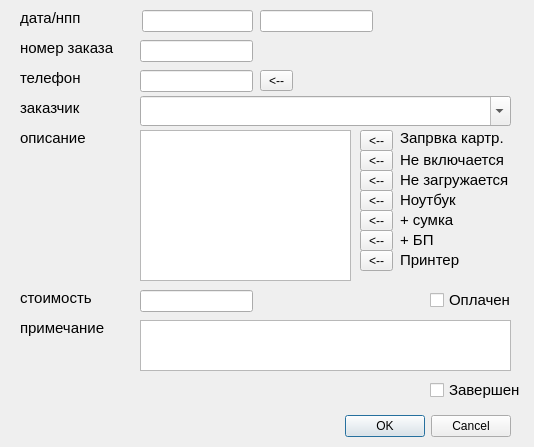
Above: newdial.ui from leoneii/ixjournal before the change. Below: the same form after it.
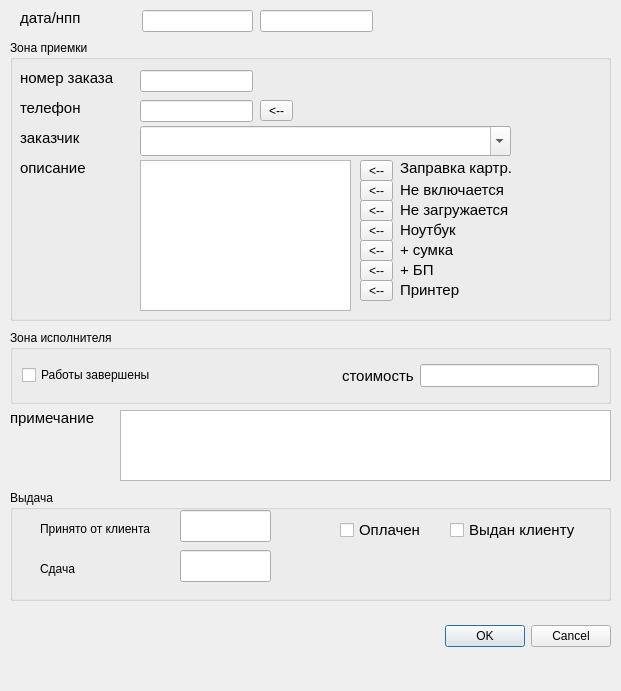
That is the form after the change.

```diff
--- a/newdial.ui
+++ b/newdial.ui
@@ -6,8 +6,8 @@
    <rect>
     <x>0</x>
     <y>0</y>
-    <width>534</width>
-    <height>447</height>
+    <width>621</width>
+    <height>691</height>
    </rect>
   </property>
   <property name="windowTitle">
@@ -16,8 +16,8 @@
   <widget class="QDialogButtonBox" name="buttonBox">
    <property name="geometry">
     <rect>
-     <x>170</x>
-     <y>410</y>
+     <x>270</x>
+     <y>620</y>
      <width>341</width>
      <height>32</height>
     </rect>
@@ -47,65 +47,11 @@
     <string>дата/нпп</string>
    </property>
   </widget>
-  <widget class="QLabel" name="label_numZak">
-   <property name="geometry">
-    <rect>
-     <x>20</x>
-     <y>40</y>
-     <width>101</width>
-     <height>16</height>
-    </rect>
-   </property>
-   <property name="font">
-    <font>
-     <pointsize>11</pointsize>
-    </font>
-   </property>
-   <property name="text">
-    <string>номер заказа</string>
-   </property>
-  </widget>
-  <widget class="QLabel" name="label_zak">
-   <property name="geometry">
-    <rect>
-     <x>20</x>
-     <y>100</y>
-     <width>101</width>
-     <height>16</height>
-    </rect>
-   </property>
-   <property name="font">
-    <font>
-     <pointsize>11</pointsize>
-    </font>
-   </property>
-   <property name="text">
-    <string>заказчик</string>
-   </property>
-  </widget>
-  <widget class="QLabel" name="label_phone">
-   <property name="geometry">
-    <rect>
-     <x>20</x>
-     <y>70</y>
-     <width>61</width>
-     <height>16</height>
-    </rect>
-   </property>
-   <property name="font">
-    <font>
-     <pointsize>11</pointsize>
-    </font>
-   </property>
-   <property name="text">
-    <string>телефон</string>
-   </property>
-  </widget>
   <widget class="QLabel" name="label_prim">
    <property name="geometry">
     <rect>
-     <x>20</x>
-     <y>320</y>
+     <x>10</x>
+     <y>410</y>
      <width>101</width>
      <height>16</height>
     </rect>
@@ -119,78 +65,6 @@
     <string>примечание</string>
    </property>
   </widget>
-  <widget class="QLabel" name="label_cost">
-   <property name="geometry">
-    <rect>
-     <x>20</x>
-     <y>290</y>
-     <width>101</width>
-     <height>16</height>
-    </rect>
-   </property>
-   <property name="font">
-    <font>
-     <pointsize>11</pointsize>
-    </font>
-   </property>
-   <property name="text">
-    <string>стоимость</string>
-   </property>
-  </widget>
-  <widget class="QLabel" name="label_descr">
-   <property name="geometry">
-    <rect>
-     <x>20</x>
-     <y>130</y>
-     <width>81</width>
-     <height>16</height>
-    </rect>
-   </property>
-   <property name="font">
-    <font>
-     <pointsize>11</pointsize>
-    </font>
-   </property>
-   <property name="text">
-    <string>описание</string>
-   </property>
-  </widget>
-  <widget class="QCheckBox" name="checkBox_costYN">
-   <property name="geometry">
-    <rect>
-     <x>430</x>
-     <y>290</y>
-     <width>91</width>
-     <height>20</height>
-    </rect>
-   </property>
-   <property name="font">
-    <font>
-     <pointsize>11</pointsize>
-    </font>
-   </property>
-   <property name="text">
-    <string>Оплачен</string>
-   </property>
-  </widget>
-  <widget class="QCheckBox" name="checkBox_end">
-   <property name="geometry">
-    <rect>
-     <x>430</x>
-     <y>380</y>
-     <width>91</width>
-     <height>20</height>
-    </rect>
-   </property>
-   <property name="font">
-    <font>
-     <pointsize>11</pointsize>
-    </font>
-   </property>
-   <property name="text">
-    <string>Завершен</string>
-   </property>
-  </widget>
   <widget class="QLineEdit" name="lineEdit_dat">
    <property name="geometry">
     <rect>
@@ -209,77 +83,13 @@
     <string/>
    </property>
   </widget>
-  <widget class="QLineEdit" name="lineEdit_numZak">
-   <property name="geometry">
-    <rect>
-     <x>140</x>
-     <y>40</y>
-     <width>113</width>
-     <height>22</height>
-    </rect>
-   </property>
-   <property name="font">
-    <font>
-     <pointsize>10</pointsize>
-    </font>
-   </property>
-   <property name="text">
-    <string/>
-   </property>
-  </widget>
-  <widget class="QLineEdit" name="lineEdit_phone">
-   <property name="geometry">
-    <rect>
-     <x>140</x>
-     <y>70</y>
-     <width>113</width>
-     <height>22</height>
-    </rect>
-   </property>
-   <property name="font">
-    <font>
-     <pointsize>10</pointsize>
-    </font>
-   </property>
-   <property name="text">
-    <string/>
-   </property>
-  </widget>
-  <widget class="QTextEdit" name="textEdit_descryption">
-   <property name="geometry">
-    <rect>
-     <x>140</x>
-     <y>130</y>
-     <width>211</width>
-     <height>151</height>
-    </rect>
-   </property>
-  </widget>
-  <widget class="QLineEdit" name="lineEdit_costSum">
-   <property name="geometry">
-    <rect>
-     <x>140</x>
-     <y>290</y>
-     <width>113</width>
-     <height>22</height>
-    </rect>
-   </property>
-   <property name="font">
-    <font>
-     <pointsize>10</pointsize>
-    </font>
-   </property>
-   <property name="text">
-    <string/>
-   </property>
-  </widget>
   <widget class="QTextEdit" name="textEdit_prim">
    <property name="geometry">
     <rect>
-     <x>140</x>
-     <y>320</y>
-     <width>371</width>
-     <height>51</height>
+     <x>120</x>
+     <y>410</y>
+     <width>491</width>
+     <height>71</height>
     </rect>
    </property>
   </widget>
@@ -293,11 +103,114 @@
     </rect>
    </property>
   </widget>
+  <widget class="QGroupBox" name="groupBox">
+   <property name="geometry">
+    <rect>
+     <x>10</x>
+     <y>330</y>
+     <width>601</width>
+     <height>74</height>
+    </rect>
+   </property>
+   <property name="title">
+    <string>Зона исполнителя</string>
+   </property>
+   <layout class="QHBoxLayout" name="horizontalLayout">
+    <item>
+     <widget class="QCheckBox" name="checkBox_WorkEnd">
+      <property name="text">
+       <string>Работы завершены</string>
+      </property>
+     </widget>
+    </item>
+    <item>
+     <spacer name="horizontalSpacer">
+      <property name="orientation">
+       <enum>Qt::Horizontal</enum>
+      </property>
+      <property name="sizeHint" stdset="0">
+       <size>
+        <width>168</width>
+        <height>20</height>
+       </size>
+      </property>
+     </spacer>
+    </item>
+    <item>
+     <widget class="QLabel" name="label_cost">
+      <property name="font">
+       <font>
+        <pointsize>11</pointsize>
+       </font>
+      </property>
+      <property name="text">
+       <string>стоимость</string>
+      </property>
+     </widget>
+    </item>
+    <item>
+     <widget class="QLineEdit" name="lineEdit_costSum">
+      <property name="font">
+       <font>
+        <pointsize>10</pointsize>
+       </font>
+      </property>
+      <property name="text">
+       <string/>
+      </property>
+     </widget>
+    </item>
+   </layout>
+  </widget>
+  <widget class="QGroupBox" name="groupBox_2">
+   <property name="geometry">
+    <rect>
+     <x>10</x>
+     <y>40</y>
+     <width>601</width>
+     <height>281</height>
+    </rect>
+   </property>
+   <property name="title">
+    <string>Зона приемки</string>
+   </property>
+   <widget class="QToolButton" name="toolButton_textFrom1">
+    <property name="geometry">
+     <rect>
+      <x>350</x>
+      <y>120</y>
+      <width>33</width>
+      <height>21</height>
+     </rect>
+    </property>
+    <property name="toolTip">
+     <string>Подставить значение из справочника</string>
+    </property>
+    <property name="text">
+     <string>&lt;--</string>
+    </property>
+   </widget>
+   <widget class="QToolButton" name="toolButton_textFrom5">
+    <property name="geometry">
+     <rect>
+      <x>350</x>
+      <y>180</y>
+      <width>33</width>
+      <height>21</height>
+     </rect>
+    </property>
+    <property name="toolTip">
+     <string>Подставить значение из справочника</string>
+    </property>
+    <property name="text">
+     <string>&lt;--</string>
+    </property>
+   </widget>
   <widget class="QComboBox" name="comboBox_cont">
    <property name="geometry">
     <rect>
-     <x>140</x>
-     <y>96</y>
+      <x>130</x>
+      <y>86</y>
      <width>371</width>
      <height>30</height>
     </rect>
@@ -309,8 +222,8 @@
   <widget class="QToolButton" name="toolButton_phonFromTable">
    <property name="geometry">
     <rect>
-     <x>260</x>
-     <y>70</y>
+      <x>250</x>
+      <y>60</y>
      <width>33</width>
      <height>21</height>
     </rect>
@@ -322,27 +235,21 @@
     <string>&lt;--</string>
    </property>
   </widget>
-  <widget class="QToolButton" name="toolButton_textFrom1">
+   <widget class="QTextEdit" name="textEdit_descryption">
    <property name="geometry">
     <rect>
-     <x>360</x>
-     <y>130</y>
-     <width>33</width>
-     <height>21</height>
-    </rect>
-   </property>
-   <property name="toolTip">
-    <string>Подставить значение из справочника</string>
-   </property>
-   <property name="text">
-    <string>&lt;--</string>
-   </property>
-  </widget>
-  <widget class="QToolButton" name="toolButton_textFrom2">
+      <x>130</x>
+      <y>120</y>
+      <width>211</width>
+      <height>151</height>
+     </rect>
+    </property>
+   </widget>
+   <widget class="QToolButton" name="toolButton_textFrom6">
    <property name="geometry">
     <rect>
-     <x>360</x>
-     <y>150</y>
+      <x>350</x>
+      <y>200</y>
      <width>33</width>
      <height>21</height>
     </rect>
@@ -354,11 +261,11 @@
     <string>&lt;--</string>
    </property>
   </widget>
-  <widget class="QToolButton" name="toolButton_textFrom3">
+   <widget class="QToolButton" name="toolButton_textFrom4">
    <property name="geometry">
     <rect>
-     <x>360</x>
-     <y>170</y>
+      <x>350</x>
+      <y>220</y>
      <width>33</width>
      <height>21</height>
     </rect>
@@ -370,29 +277,11 @@
     <string>&lt;--</string>
    </property>
   </widget>
-  <widget class="QLabel" name="label_zak_2">
-   <property name="geometry">
-    <rect>
-     <x>400</x>
-     <y>130</y>
-     <width>131</width>
-     <height>16</height>
-    </rect>
-   </property>
-   <property name="font">
-    <font>
-     <pointsize>11</pointsize>
-    </font>
-   </property>
-   <property name="text">
-    <string>Запрвка картр.</string>
-   </property>
-  </widget>
   <widget class="QLabel" name="label_zak_3">
    <property name="geometry">
     <rect>
-     <x>400</x>
-     <y>150</y>
+      <x>390</x>
+      <y>140</y>
      <width>121</width>
      <height>20</height>
     </rect>
@@ -406,13 +295,13 @@
     <string>Не включается</string>
    </property>
   </widget>
-  <widget class="QLabel" name="label_zak_4">
+   <widget class="QLabel" name="label_phone">
    <property name="geometry">
     <rect>
-     <x>400</x>
-     <y>170</y>
-     <width>111</width>
-     <height>20</height>
+      <x>10</x>
+      <y>60</y>
+      <width>61</width>
+      <height>16</height>
     </rect>
    </property>
    <property name="font">
@@ -421,14 +310,14 @@
     </font>
    </property>
    <property name="text">
-    <string>Не загружается</string>
-   </property>
-  </widget>
-  <widget class="QToolButton" name="toolButton_textFrom4">
+     <string>телефон</string>
+    </property>
+   </widget>
+   <widget class="QToolButton" name="toolButton_textFrom3">
    <property name="geometry">
     <rect>
-     <x>360</x>
-     <y>230</y>
+      <x>350</x>
+      <y>160</y>
      <width>33</width>
      <height>21</height>
     </rect>
@@ -440,29 +329,29 @@
     <string>&lt;--</string>
    </property>
   </widget>
-  <widget class="QLabel" name="label_zak_5">
+   <widget class="QLineEdit" name="lineEdit_phone">
    <property name="geometry">
     <rect>
-     <x>400</x>
-     <y>230</y>
-     <width>101</width>
-     <height>20</height>
+      <x>130</x>
+      <y>60</y>
+      <width>113</width>
+      <height>22</height>
     </rect>
    </property>
    <property name="font">
     <font>
-     <pointsize>11</pointsize>
+      <pointsize>10</pointsize>
     </font>
    </property>
    <property name="text">
-    <string>+ БП</string>
-   </property>
-  </widget>
-  <widget class="QToolButton" name="toolButton_textFrom6">
+     <string/>
+    </property>
+   </widget>
+   <widget class="QToolButton" name="toolButton_textFrom7">
    <property name="geometry">
     <rect>
-     <x>360</x>
-     <y>210</y>
+      <x>350</x>
+      <y>240</y>
      <width>33</width>
      <height>21</height>
     </rect>
@@ -474,11 +363,29 @@
     <string>&lt;--</string>
    </property>
   </widget>
-  <widget class="QToolButton" name="toolButton_textFrom5">
+   <widget class="QLabel" name="label_descr">
    <property name="geometry">
     <rect>
-     <x>360</x>
-     <y>190</y>
+      <x>10</x>
+      <y>120</y>
+      <width>81</width>
+      <height>16</height>
+     </rect>
+    </property>
+    <property name="font">
+     <font>
+      <pointsize>11</pointsize>
+     </font>
+    </property>
+    <property name="text">
+     <string>описание</string>
+    </property>
+   </widget>
+   <widget class="QToolButton" name="toolButton_textFrom2">
+    <property name="geometry">
+     <rect>
+      <x>350</x>
+      <y>140</y>
      <width>33</width>
      <height>21</height>
     </rect>
@@ -490,13 +397,13 @@
     <string>&lt;--</string>
    </property>
   </widget>
-  <widget class="QLabel" name="label_zak_6">
+   <widget class="QLabel" name="label_zak_2">
    <property name="geometry">
     <rect>
-     <x>400</x>
-     <y>190</y>
-     <width>101</width>
-     <height>20</height>
+      <x>390</x>
+      <y>120</y>
+      <width>131</width>
+      <height>16</height>
     </rect>
    </property>
    <property name="font">
@@ -505,14 +412,14 @@
     </font>
    </property>
    <property name="text">
-    <string>Ноутбук</string>
+     <string>Заправка картр.</string>
    </property>
   </widget>
   <widget class="QLabel" name="label_zak_7">
    <property name="geometry">
     <rect>
-     <x>400</x>
-     <y>210</y>
+      <x>390</x>
+      <y>200</y>
      <width>111</width>
      <height>20</height>
     </rect>
@@ -529,8 +436,8 @@
   <widget class="QLabel" name="label_zak_8">
    <property name="geometry">
     <rect>
-     <x>400</x>
-     <y>250</y>
+      <x>390</x>
+      <y>240</y>
      <width>101</width>
      <height>20</height>
     </rect>
@@ -544,21 +451,212 @@
     <string>Принтер</string>
    </property>
   </widget>
-  <widget class="QToolButton" name="toolButton_textFrom7">
+   <widget class="QLineEdit" name="lineEdit_numZak">
    <property name="geometry">
     <rect>
-     <x>360</x>
-     <y>250</y>
-     <width>33</width>
-     <height>21</height>
-    </rect>
-   </property>
-   <property name="toolTip">
-    <string>Подставить значение из справочника</string>
+      <x>130</x>
+      <y>30</y>
+      <width>113</width>
+      <height>22</height>
+     </rect>
+    </property>
+    <property name="font">
+     <font>
+      <pointsize>10</pointsize>
+     </font>
    </property>
    <property name="text">
-    <string>&lt;--</string>
-   </property>
+     <string/>
+    </property>
+   </widget>
+   <widget class="QLabel" name="label_zak_6">
+    <property name="geometry">
+     <rect>
+      <x>390</x>
+      <y>180</y>
+      <width>101</width>
+      <height>20</height>
+     </rect>
+    </property>
+    <property name="font">
+     <font>
+      <pointsize>11</pointsize>
+     </font>
+    </property>
+    <property name="text">
+     <string>Ноутбук</string>
+    </property>
+   </widget>
+   <widget class="QLabel" name="label_zak_5">
+    <property name="geometry">
+     <rect>
+      <x>390</x>
+      <y>220</y>
+      <width>101</width>
+      <height>20</height>
+     </rect>
+    </property>
+    <property name="font">
+     <font>
+      <pointsize>11</pointsize>
+     </font>
+    </property>
+    <property name="text">
+     <string>+ БП</string>
+    </property>
+   </widget>
+   <widget class="QLabel" name="label_numZak">
+    <property name="geometry">
+     <rect>
+      <x>10</x>
+      <y>30</y>
+      <width>101</width>
+      <height>16</height>
+     </rect>
+    </property>
+    <property name="font">
+     <font>
+      <pointsize>11</pointsize>
+     </font>
+    </property>
+    <property name="text">
+     <string>номер заказа</string>
+    </property>
+   </widget>
+   <widget class="QLabel" name="label_zak_4">
+    <property name="geometry">
+     <rect>
+      <x>390</x>
+      <y>160</y>
+      <width>111</width>
+      <height>20</height>
+     </rect>
+    </property>
+    <property name="font">
+     <font>
+      <pointsize>11</pointsize>
+     </font>
+    </property>
+    <property name="text">
+     <string>Не загружается</string>
+    </property>
+   </widget>
+   <widget class="QLabel" name="label_zak">
+    <property name="geometry">
+     <rect>
+      <x>10</x>
+      <y>90</y>
+      <width>101</width>
+      <height>16</height>
+     </rect>
+    </property>
+    <property name="font">
+     <font>
+      <pointsize>11</pointsize>
+     </font>
+    </property>
+    <property name="text">
+     <string>заказчик</string>
+    </property>
+   </widget>
+  </widget>
+  <widget class="QGroupBox" name="groupBox_3">
+   <property name="geometry">
+    <rect>
+     <x>10</x>
+     <y>490</y>
+     <width>601</width>
+     <height>111</height>
+    </rect>
+   </property>
+   <property name="title">
+    <string>Выдача</string>
+   </property>
+   <widget class="QCheckBox" name="checkBox_end">
+    <property name="geometry">
+     <rect>
+      <x>440</x>
+      <y>30</y>
+      <width>141</width>
+      <height>20</height>
+     </rect>
+    </property>
+    <property name="font">
+     <font>
+      <pointsize>11</pointsize>
+     </font>
+    </property>
+    <property name="text">
+     <string>Выдан клиенту</string>
+    </property>
+   </widget>
+   <widget class="QCheckBox" name="checkBox_costYN">
+    <property name="geometry">
+     <rect>
+      <x>330</x>
+      <y>30</y>
+      <width>91</width>
+      <height>20</height>
+     </rect>
+    </property>
+    <property name="font">
+     <font>
+      <pointsize>11</pointsize>
+     </font>
+    </property>
+    <property name="text">
+     <string>Оплачен</string>
+    </property>
+   </widget>
+   <widget class="QLineEdit" name="lineEdit_clientCash">
+    <property name="geometry">
+     <rect>
+      <x>170</x>
+      <y>20</y>
+      <width>91</width>
+      <height>32</height>
+     </rect>
+    </property>
+   </widget>
+   <widget class="QLabel" name="label">
+    <property name="geometry">
+     <rect>
+      <x>30</x>
+      <y>30</y>
+      <width>131</width>
+      <height>18</height>
+     </rect>
+    </property>
+    <property name="text">
+     <string>Принято от клиента</string>
+    </property>
+   </widget>
+   <widget class="QLabel" name="label_2">
+    <property name="geometry">
+     <rect>
+      <x>30</x>
+      <y>70</y>
+      <width>58</width>
+      <height>18</height>
+     </rect>
+    </property>
+    <property name="text">
+     <string>Сдача</string>
+    </property>
+   </widget>
+   <widget class="QLineEdit" name="lineEdit_clientRefund">
+    <property name="geometry">
+     <rect>
+      <x>170</x>
+      <y>60</y>
+      <width>91</width>
+      <height>32</height>
+     </rect>
+    </property>
+    <property name="inputMethodHints">
+     <set>Qt::ImhFormattedNumbersOnly</set>
+    </property>
+   </widget>
   </widget>
  </widget>
  <tabstops>
```
Left out of the diff: 3 changed lines with no effect on the pictures. Lines whose indentation alone changed are shown as unchanged.
